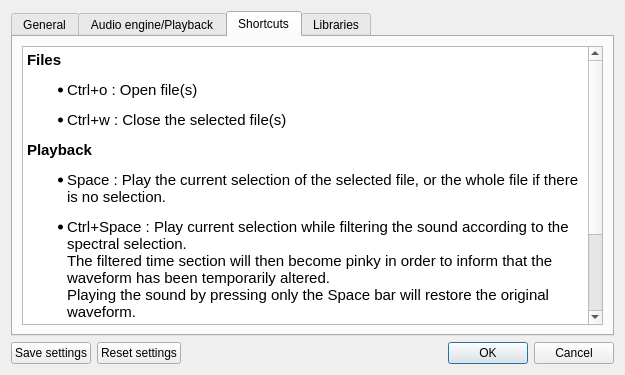
This is src/wdialogsettings.ui in gillesdegottex/dfasma as Qt 5 draws it before an edit. The edited form follows.
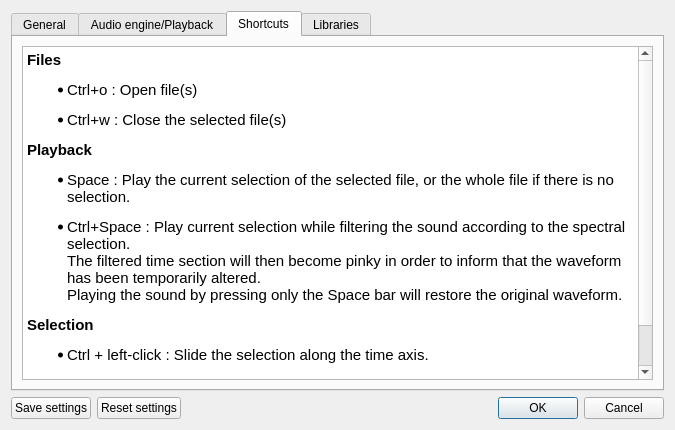
This is the edited form. The open tabs and pages were chosen to show the change.

Commit message: Allow selection of audio device #57

What changed in the file:
```diff
--- a/src/wdialogsettings.ui
+++ b/src/wdialogsettings.ui
@@ -6,8 +6,8 @@
    <rect>
     <x>0</x>
     <y>0</y>
-    <width>625</width>
-    <height>375</height>
+    <width>675</width>
+    <height>430</height>
    </rect>
   </property>
   <property name="windowTitle">
@@ -216,17 +216,17 @@
           <string>&lt;!DOCTYPE HTML PUBLIC &quot;-//W3C//DTD HTML 4.0//EN&quot; &quot;http://www.w3.org/TR/REC-html40/strict.dtd&quot;&gt;
 &lt;html&gt;&lt;head&gt;&lt;meta name=&quot;qrichtext&quot; content=&quot;1&quot; /&gt;&lt;style type=&quot;text/css&quot;&gt;
 p, li { white-space: pre-wrap; }
-&lt;/style&gt;&lt;/head&gt;&lt;body style=&quot; font-family:'Ubuntu'; font-size:11pt; font-weight:400; font-style:normal;&quot;&gt;
-&lt;p style=&quot; margin-top:12px; margin-bottom:12px; margin-left:0px; margin-right:0px; -qt-block-indent:0; text-indent:0px;&quot;&gt;&lt;span style=&quot; font-weight:600;&quot;&gt;Files&lt;/span&gt;&lt;/p&gt;
-&lt;ul style=&quot;margin-top: 0px; margin-bottom: 0px; margin-left: 0px; margin-right: 0px; -qt-list-indent: 1;&quot;&gt;&lt;li style=&quot; margin-top:12px; margin-bottom:12px; margin-left:0px; margin-right:0px; -qt-block-indent:0; text-indent:0px;&quot;&gt;Ctrl+o : Open file(s)&lt;/li&gt;
-&lt;li style=&quot; margin-top:12px; margin-bottom:12px; margin-left:0px; margin-right:0px; -qt-block-indent:0; text-indent:0px;&quot;&gt;Ctrl+w : Close the selected file(s)&lt;/li&gt;&lt;/ul&gt;
-&lt;p style=&quot; margin-top:12px; margin-bottom:12px; margin-left:0px; margin-right:0px; -qt-block-indent:0; text-indent:0px;&quot;&gt;&lt;span style=&quot; font-weight:600;&quot;&gt;Playback&lt;/span&gt;&lt;/p&gt;
-&lt;ul style=&quot;margin-top: 0px; margin-bottom: 0px; margin-left: 0px; margin-right: 0px; -qt-list-indent: 1;&quot;&gt;&lt;li style=&quot; margin-top:12px; margin-bottom:12px; margin-left:0px; margin-right:0px; -qt-block-indent:0; text-indent:0px;&quot;&gt;Space : Play the current selection of the selected file, or the whole file if there is no selection.&lt;/li&gt;
-&lt;li style=&quot; margin-top:12px; margin-bottom:12px; margin-left:0px; margin-right:0px; -qt-block-indent:0; text-indent:0px;&quot;&gt;Ctrl+Space : Play current selection while filtering the sound according to the spectral selection.&lt;br /&gt;The filtered time section will then become pinky in order to inform that the waveform has been temporarily altered.&lt;br /&gt;Playing the sound by pressing only the Space bar will restore the original waveform.&lt;/li&gt;&lt;/ul&gt;
-&lt;p style=&quot; margin-top:12px; margin-bottom:12px; margin-left:0px; margin-right:0px; -qt-block-indent:0; text-indent:0px;&quot;&gt;&lt;span style=&quot; font-weight:600;&quot;&gt;Selection&lt;/span&gt;&lt;/p&gt;
-&lt;ul style=&quot;margin-top: 0px; margin-bottom: 0px; margin-left: 0px; margin-right: 0px; -qt-list-indent: 1;&quot;&gt;&lt;li style=&quot; margin-top:12px; margin-bottom:12px; margin-left:0px; margin-right:0px; -qt-block-indent:0; text-indent:0px;&quot;&gt;Ctrl + left-click : Slide the selection along the time axis.&lt;/li&gt;
-&lt;li style=&quot; margin-top:12px; margin-bottom:12px; margin-left:0px; margin-right:0px; -qt-block-indent:0; text-indent:0px;&quot;&gt;Ctrl + right-click : Stretch the selection width from its center.&lt;/li&gt;&lt;/ul&gt;
-&lt;p style=&quot;-qt-paragraph-type:empty; margin-top:12px; margin-bottom:12px; margin-left:0px; margin-right:0px; -qt-block-indent:0; text-indent:0px;&quot;&gt;&lt;br /&gt;&lt;/p&gt;&lt;/body&gt;&lt;/html&gt;</string>
+&lt;/style&gt;&lt;/head&gt;&lt;body style=&quot; font-family:'MS Shell Dlg 2'; font-size:8pt; font-weight:400; font-style:normal;&quot;&gt;
+&lt;p style=&quot; margin-top:12px; margin-bottom:12px; margin-left:0px; margin-right:0px; -qt-block-indent:0; text-indent:0px;&quot;&gt;&lt;span style=&quot; font-family:'Ubuntu'; font-size:11pt; font-weight:600;&quot;&gt;Files&lt;/span&gt;&lt;/p&gt;
+&lt;ul style=&quot;margin-top: 0px; margin-bottom: 0px; margin-left: 0px; margin-right: 0px; -qt-list-indent: 1;&quot;&gt;&lt;li style=&quot; font-family:'Ubuntu'; font-size:11pt;&quot; style=&quot; margin-top:12px; margin-bottom:12px; margin-left:0px; margin-right:0px; -qt-block-indent:0; text-indent:0px;&quot;&gt;Ctrl+o : Open file(s)&lt;/li&gt;
+&lt;li style=&quot; font-family:'Ubuntu'; font-size:11pt;&quot; style=&quot; margin-top:12px; margin-bottom:12px; margin-left:0px; margin-right:0px; -qt-block-indent:0; text-indent:0px;&quot;&gt;Ctrl+w : Close the selected file(s)&lt;/li&gt;&lt;/ul&gt;
+&lt;p style=&quot; margin-top:12px; margin-bottom:12px; margin-left:0px; margin-right:0px; -qt-block-indent:0; text-indent:0px;&quot;&gt;&lt;span style=&quot; font-family:'Ubuntu'; font-size:11pt; font-weight:600;&quot;&gt;Playback&lt;/span&gt;&lt;/p&gt;
+&lt;ul style=&quot;margin-top: 0px; margin-bottom: 0px; margin-left: 0px; margin-right: 0px; -qt-list-indent: 1;&quot;&gt;&lt;li style=&quot; font-family:'Ubuntu'; font-size:11pt;&quot; style=&quot; margin-top:12px; margin-bottom:12px; margin-left:0px; margin-right:0px; -qt-block-indent:0; text-indent:0px;&quot;&gt;Space : Play the current selection of the selected file, or the whole file if there is no selection.&lt;/li&gt;
+&lt;li style=&quot; font-family:'Ubuntu'; font-size:11pt;&quot; style=&quot; margin-top:12px; margin-bottom:12px; margin-left:0px; margin-right:0px; -qt-block-indent:0; text-indent:0px;&quot;&gt;Ctrl+Space : Play current selection while filtering the sound according to the spectral selection.&lt;br /&gt;The filtered time section will then become pinky in order to inform that the waveform has been temporarily altered.&lt;br /&gt;Playing the sound by pressing only the Space bar will restore the original waveform.&lt;/li&gt;&lt;/ul&gt;
+&lt;p style=&quot; margin-top:12px; margin-bottom:12px; margin-left:0px; margin-right:0px; -qt-block-indent:0; text-indent:0px;&quot;&gt;&lt;span style=&quot; font-family:'Ubuntu'; font-size:11pt; font-weight:600;&quot;&gt;Selection&lt;/span&gt;&lt;/p&gt;
+&lt;ul style=&quot;margin-top: 0px; margin-bottom: 0px; margin-left: 0px; margin-right: 0px; -qt-list-indent: 1;&quot;&gt;&lt;li style=&quot; font-family:'Ubuntu'; font-size:11pt;&quot; style=&quot; margin-top:12px; margin-bottom:12px; margin-left:0px; margin-right:0px; -qt-block-indent:0; text-indent:0px;&quot;&gt;Ctrl + left-click : Slide the selection along the time axis.&lt;/li&gt;
+&lt;li style=&quot; font-family:'Ubuntu'; font-size:11pt;&quot; style=&quot; margin-top:12px; margin-bottom:12px; margin-left:0px; margin-right:0px; -qt-block-indent:0; text-indent:0px;&quot;&gt;Ctrl + right-click : Stretch the selection width from its center.&lt;/li&gt;&lt;/ul&gt;
+&lt;p style=&quot;-qt-paragraph-type:empty; margin-top:12px; margin-bottom:12px; margin-left:0px; margin-right:0px; -qt-block-indent:0; text-indent:0px; font-family:'Ubuntu'; font-size:11pt;&quot;&gt;&lt;br /&gt;&lt;/p&gt;&lt;/body&gt;&lt;/html&gt;</string>
          </property>
         </widget>
        </item>
```
Left out of the diff: 18 changed lines with no effect on the pictures. The commit also changes 5 other files.
